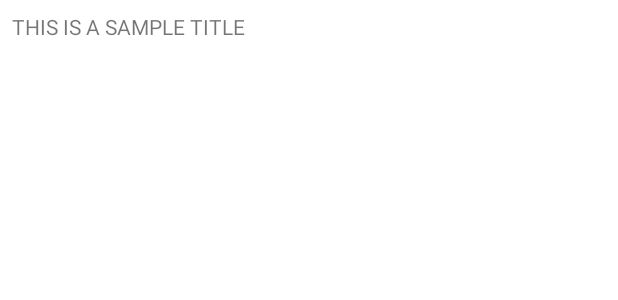
After one commit to HamidrezaAmz/MagicalNews, an Android app: the layout recyclerview_news_source_list_item.xml on its own in the app's theme, with its tools: preview values and no code run, on a phone screen of 412 x 824 dp. The commit adds this screen. Shown: the top 300 px of the screen. Run offline under Robolectric (Android 15) with nearby library versions, the phone set to English and light mode, and no system bars.

Commit message:
getting list of news sources finished, lets move to next step ( list of news )

```diff
--- a/app/src/main/java/ir/hamidrezaAmz/magicalnews/view/base/BaseActivityBinding.kt
+++ b/app/src/main/java/ir/hamidrezaAmz/magicalnews/view/activities/base/BaseActivityBinding.kt
@@ -1,4 +1,4 @@
-package ir.hamidrezaAmz.magicalnews.view.base
+package ir.hamidrezaAmz.magicalnews.view.activities.base
 
 import android.os.Bundle
 import android.os.PersistableBundle
--- a/app/src/main/java/ir/hamidrezaAmz/magicalnews/view/fragments/NewsAgencyDetailsFragment.kt
+++ b/app/src/main/java/ir/hamidrezaAmz/magicalnews/view/fragments/NewsAgencyDetailsFragment.kt
@@ -4,7 +4,7 @@ import android.os.Bundle
 import android.view.View
 import ir.hamidrezaAmz.magicalnews.R
 import ir.hamidrezaAmz.magicalnews.databinding.FragmentNewsAgencyDetailsBinding
-import ir.hamidrezaAmz.magicalnews.view.base.BaseFragmentBinding
+import ir.hamidrezaAmz.magicalnews.view.fragments.base.BaseFragmentBinding
 
 class NewsAgencyDetailsFragment : BaseFragmentBinding<FragmentNewsAgencyDetailsBinding>() {
 
--- a/app/src/main/java/ir/hamidrezaAmz/magicalnews/view/base/BaseFragmentBinding.kt
+++ b/app/src/main/java/ir/hamidrezaAmz/magicalnews/view/fragments/base/BaseFragmentBinding.kt
@@ -1,4 +1,4 @@
-package ir.hamidrezaAmz.magicalnews.view.base
+package ir.hamidrezaAmz.magicalnews.view.fragments.base
 
 import android.os.Bundle
 import android.view.LayoutInflater
--- /dev/null
+++ b/app/src/main/res/layout/recyclerview_news_source_list_item.xml
@@ -0,0 +1,19 @@
+<?xml version="1.0" encoding="utf-8"?>
+<androidx.constraintlayout.widget.ConstraintLayout xmlns:android="http://schemas.android.com/apk/res/android"
+    xmlns:app="http://schemas.android.com/apk/res-auto"
+    xmlns:tools="http://schemas.android.com/tools"
+    android:layout_width="match_parent"
+    android:layout_height="wrap_content">
+
+    <androidx.appcompat.widget.AppCompatTextView
+        android:id="@+id/appCompatTextView_title"
+        android:layout_width="0dp"
+        android:layout_height="wrap_content"
+        android:padding="8dp"
+        app:layout_constraintBottom_toBottomOf="parent"
+        app:layout_constraintEnd_toEndOf="parent"
+        app:layout_constraintStart_toStartOf="parent"
+        app:layout_constraintTop_toTopOf="parent"
+        tools:text="THIS IS A SAMPLE TITLE" />
+
+</androidx.constraintlayout.widget.ConstraintLayout>
--- a/data/src/main/java/ir/hamidrezaamz/data/apimodels/NewsResponseModel.kt
+++ b/data/src/main/java/ir/hamidrezaamz/data/apimodels/NewsArticlesResponseModel.kt
@@ -2,7 +2,7 @@ package ir.hamidrezaamz.data.apimodels
 
 import com.google.gson.annotations.SerializedName
 
-data class NewsResponseModel(
+data class NewsArticlesResponseModel(
     @SerializedName("status")
     var status: String,
     @SerializedName("totalResults")
--- a/domain/src/main/java/ir/hamidrezaamz/domain/di/ApplicationModule.kt
+++ b/domain/src/main/java/ir/hamidrezaamz/domain/di/ApplicationModule.kt
@@ -10,7 +10,7 @@ import ir.hamidrezaamz.data.apiservice.NewsApiService
 import ir.hamidrezaamz.data.extras.PublicValue
 import ir.hamidrezaamz.domain.repository.DataRepositoryImpl
 import ir.hamidrezaamz.domain.repository.remote.RemoteDataSource
-import ir.hamidrezaamz.domain.usecases.NewsListUseCase
+import ir.hamidrezaamz.domain.usecases.NewsSourceListUseCase
 import retrofit2.Retrofit
 import retrofit2.converter.gson.GsonConverterFactory
 import javax.inject.Singleton
@@ -21,7 +21,7 @@ class ApplicationModule {
 
     @Singleton
     @Provides
-    fun provideNewsAgencyList(repo: DataRepositoryImpl) = NewsListUseCase(repo)
+    fun provideNewsAgencyList(repo: DataRepositoryImpl) = NewsSourceListUseCase(repo)
 
     @Singleton
     @Provides
--- a/domain/src/main/java/ir/hamidrezaamz/domain/repository/remote/RemoteDataSource.kt
+++ b/domain/src/main/java/ir/hamidrezaamz/domain/repository/remote/RemoteDataSource.kt
@@ -9,6 +9,10 @@ class RemoteDataSource @Inject constructor(
     private val newsApiService: NewsApiService
 ) : BaseDataSource() {
 
+    suspend fun getNewsSourceList() = getResult {
+        newsApiService.getNewsSourceList(PublicValue.API_KEY)
+    }
+
     suspend fun getNewsList() = getResult {
         newsApiService.getNewsList("BITCOIN", PublicValue.API_KEY)
     }
```
Also changed, not shown: app/src/main/java/ir/hamidrezaAmz/magicalnews/view/adapter/NewsSourceListAdapter.kt (added, +22 -0 lines), app/src/main/java/ir/hamidrezaAmz/magicalnews/view/adapter/viewholder/NewsSourceViewHolder.kt (added, +28 -0 lines), app/src/main/java/ir/hamidrezaAmz/magicalnews/view/fragments/NewsAgencyListFragment.kt (+28 -3 lines), app/src/main/java/ir/hamidrezaAmz/magicalnews/viewmodel/NewsListViewModel.kt (+9 -9 lines), data/src/main/java/ir/hamidrezaamz/data/apimodels/ArticleModel.kt (added, +12 -0 lines), data/src/main/java/ir/hamidrezaamz/data/apimodels/NewsSourceResponseModel.kt (added, +10 -0 lines), data/src/main/java/ir/hamidrezaamz/data/apimodels/SourceModel.kt (added, +20 -0 lines), data/src/main/java/ir/hamidrezaamz/data/apiservice/NewsApiService.kt (+6 -2 lines), domain/src/main/java/ir/hamidrezaamz/domain/repository/DataRepository.kt (+6 -3 lines), domain/src/main/java/ir/hamidrezaamz/domain/repository/DataRepositoryImpl.kt (+8 -3 lines), domain/src/main/java/ir/hamidrezaamz/domain/usecases/NewsSourceListUseCase.kt (renamed from domain/src/main/java/ir/hamidrezaamz/domain/usecases/NewsListUseCase.kt, +4 -4 lines).
